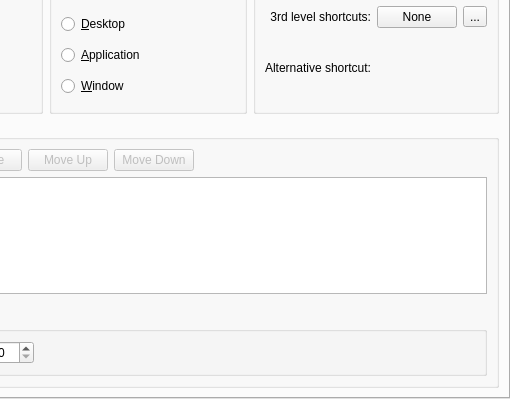
First picture: the form in kcontrol/keyboard/kcm_keyboard.ui, repository KDE/kde-workspace, before the edit; both pictures show x 167 to 677 and y 86 to 485 of the 677 by 485 pixel window.
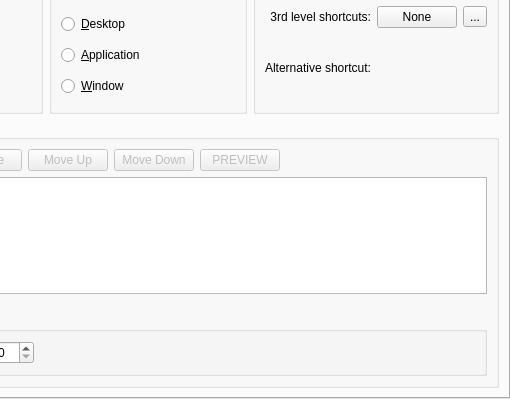
Second picture: the form after the edit. Custom widgets are drawn as their Qt base class.

Diff of the .ui file:
```diff
--- a/kcontrol/keyboard/kcm_keyboard.ui
+++ b/kcontrol/keyboard/kcm_keyboard.ui
@@ -328,6 +328,16 @@
            </property>
           </widget>
          </item>
+         <item>
+          <widget class="QPushButton" name="previewbutton">
+           <property name="enabled">
+            <bool>false</bool>
+           </property>
+           <property name="text">
+            <string>PREVIEW</string>
+           </property>
+          </widget>
+         </item>
          <item>
           <spacer name="horizontalSpacer">
            <property name="orientation">
```
